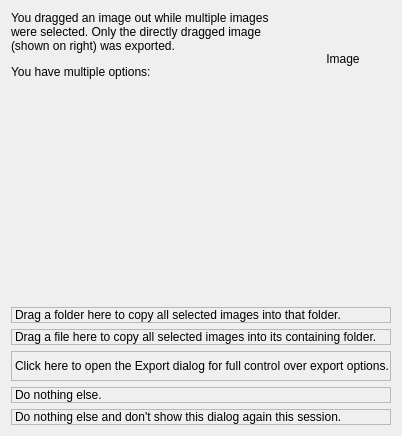
Above: src/ui/MultiDragDialog.ui from wagenadl/photohoard before the change. Below: the same form after it.
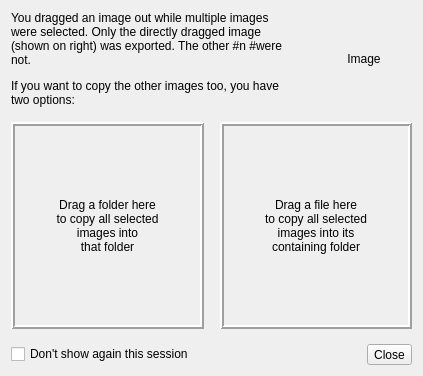
That is the form after the change. Custom widgets are drawn as their Qt base class.

Commit message: UI portions of DragIn nearly complete

The edit to the form file:
```diff
--- a/src/ui/MultiDragDialog.ui
+++ b/src/ui/MultiDragDialog.ui
@@ -6,8 +6,8 @@
    <rect>
     <x>0</x>
     <y>0</y>
-    <width>402</width>
-    <height>436</height>
+    <width>423</width>
+    <height>376</height>
    </rect>
   </property>
   <property name="sizePolicy">
@@ -44,7 +44,10 @@
       <item>
        <widget class="QLabel" name="label">
         <property name="text">
-         <string>&lt;html&gt;&lt;head/&gt;&lt;body&gt;&lt;p&gt;You dragged an image out while multiple images were selected. Only the directly dragged image (shown on right) was exported. &lt;/p&gt;&lt;p&gt;You have multiple options:&lt;/p&gt;&lt;/body&gt;&lt;/html&gt;</string>
+         <string>&lt;html&gt;&lt;head/&gt;&lt;body&gt;&lt;p&gt;You dragged an image out while multiple images were selected. Only the directly dragged image (shown on right) was exported. The other #n #were not.&lt;/p&gt;&lt;p&gt;If you want to copy the other images too, you have two options:&lt;/p&gt;&lt;/body&gt;&lt;/html&gt;</string>
+        </property>
+        <property name="textFormat">
+         <enum>Qt::RichText</enum>
         </property>
         <property name="alignment">
          <set>Qt::AlignLeading|Qt::AlignLeft|Qt::AlignTop</set>
@@ -86,29 +89,61 @@
     </widget>
    </item>
    <item>
-    <spacer name="verticalSpacer">
-     <property name="orientation">
-      <enum>Qt::Vertical</enum>
+    <widget class="QWidget" name="widget_2" native="true">
+     <property name="sizePolicy">
+      <sizepolicy hsizetype="Preferred" vsizetype="MinimumExpanding">
+       <horstretch>0</horstretch>
+       <verstretch>0</verstretch>
+      </sizepolicy>
      </property>
-     <property name="sizeHint" stdset="0">
+     <property name="autoFillBackground">
+      <bool>true</bool>
+     </property>
+     <layout class="QHBoxLayout" name="horizontalLayout_2">
+      <property name="spacing">
+       <number>16</number>
+      </property>
+      <property name="leftMargin">
+       <number>0</number>
+      </property>
+      <property name="rightMargin">
+       <number>0</number>
+      </property>
+      <item>
+       <widget class="DropFrame" name="dropFolder">
+        <property name="sizePolicy">
+         <sizepolicy hsizetype="Preferred" vsizetype="Preferred">
+          <horstretch>0</horstretch>
+          <verstretch>0</verstretch>
+         </sizepolicy>
+        </property>
+        <property name="minimumSize">
       <size>
-       <width>1</width>
-       <height>1</height>
-      </size>
-     </property>
-    </spacer>
-   </item>
-   <item>
-    <widget class="QLabel" name="label_2">
+          <width>0</width>
+          <height>80</height>
+         </size>
+        </property>
      <property name="frameShape">
-      <enum>QFrame::StyledPanel</enum>
+         <enum>QFrame::Box</enum>
      </property>
      <property name="frameShadow">
       <enum>QFrame::Raised</enum>
      </property>
+        <property name="lineWidth">
+         <number>2</number>
+        </property>
      <property name="text">
-      <string>Drag a folder here to copy all selected images into that folder.</string>
-     </property>
+         <string>Drag a folder here
+to copy all selected
+images into
+that folder</string>
+        </property>
+        <property name="textFormat">
+         <enum>Qt::PlainText</enum>
+        </property>
+        <property name="alignment">
+         <set>Qt::AlignCenter</set>
+        </property>
      <property name="wordWrap">
       <bool>true</bool>
      </property>
@@ -118,19 +153,40 @@
     </widget>
    </item>
    <item>
-    <widget class="QLabel" name="label_3">
+       <widget class="DropFrame" name="dropParent">
+        <property name="sizePolicy">
+         <sizepolicy hsizetype="Preferred" vsizetype="Preferred">
+          <horstretch>0</horstretch>
+          <verstretch>0</verstretch>
+         </sizepolicy>
+        </property>
+        <property name="minimumSize">
+         <size>
+          <width>0</width>
+          <height>80</height>
+         </size>
+        </property>
      <property name="frameShape">
-      <enum>QFrame::StyledPanel</enum>
+         <enum>QFrame::Box</enum>
      </property>
      <property name="frameShadow">
       <enum>QFrame::Raised</enum>
      </property>
      <property name="lineWidth">
-      <number>1</number>
+         <number>2</number>
      </property>
      <property name="text">
-      <string>Drag a file here to copy all selected images into its containing folder.</string>
-     </property>
+         <string>Drag a file here
+to copy all selected
+images into its
+containing folder</string>
+        </property>
+        <property name="textFormat">
+         <enum>Qt::PlainText</enum>
+        </property>
+        <property name="alignment">
+         <set>Qt::AlignCenter</set>
+        </property>
      <property name="wordWrap">
       <bool>true</bool>
      </property>
@@ -139,65 +195,56 @@
      </property>
     </widget>
    </item>
+     </layout>
+    </widget>
+   </item>
    <item>
-    <widget class="QLabel" name="label_4">
-     <property name="frameShape">
-      <enum>QFrame::StyledPanel</enum>
+    <widget class="QWidget" name="widget_3" native="true">
+     <property name="sizePolicy">
+      <sizepolicy hsizetype="Preferred" vsizetype="Preferred">
+       <horstretch>0</horstretch>
+       <verstretch>0</verstretch>
+      </sizepolicy>
      </property>
-     <property name="frameShadow">
-      <enum>QFrame::Raised</enum>
-     </property>
-     <property name="text">
-      <string>Click here to open the Export dialog for full control over export options.</string>
-     </property>
-     <property name="wordWrap">
-      <bool>true</bool>
-     </property>
+     <layout class="QHBoxLayout" name="horizontalLayout_3">
+      <property name="spacing">
+       <number>16</number>
+      </property>
      <property name="margin">
-      <number>10</number>
-     </property>
-    </widget>
-   </item>
+       <number>0</number>
+      </property>
    <item>
-    <widget class="QLabel" name="label_5">
-     <property name="frameShape">
-      <enum>QFrame::StyledPanel</enum>
-     </property>
-     <property name="frameShadow">
-      <enum>QFrame::Raised</enum>
-     </property>
+       <widget class="QCheckBox" name="doNothingEver">
+        <property name="minimumSize">
+         <size>
+          <width>0</width>
+          <height>0</height>
+         </size>
+        </property>
      <property name="text">
-      <string>Do nothing else.</string>
-     </property>
-     <property name="wordWrap">
-      <bool>true</bool>
-     </property>
-     <property name="margin">
-      <number>10</number>
-     </property>
+         <string>Don't show again this session</string>
+        </property>
     </widget>
    </item>
    <item>
-    <widget class="QLabel" name="label_6">
-     <property name="frameShape">
-      <enum>QFrame::StyledPanel</enum>
-     </property>
-     <property name="frameShadow">
-      <enum>QFrame::Raised</enum>
-     </property>
+       <widget class="QToolButton" name="close">
      <property name="text">
-      <string>Do nothing else and don't show this dialog again this session.</string>
-     </property>
-     <property name="wordWrap">
-      <bool>true</bool>
-     </property>
-     <property name="margin">
-      <number>10</number>
-     </property>
+         <string>Close</string>
+        </property>
     </widget>
    </item>
   </layout>
  </widget>
+   </item>
+  </layout>
+ </widget>
+ <customwidgets>
+  <customwidget>
+   <class>DropFrame</class>
+   <extends>QLabel</extends>
+   <header>DropFrame.h</header>
+  </customwidget>
+ </customwidgets>
  <resources/>
  <connections/>
 </ui>
```
Left out of the diff: 2 changed lines with no effect on the pictures. Lines whose indentation alone changed are shown as unchanged. The commit also changes 6 other files.
